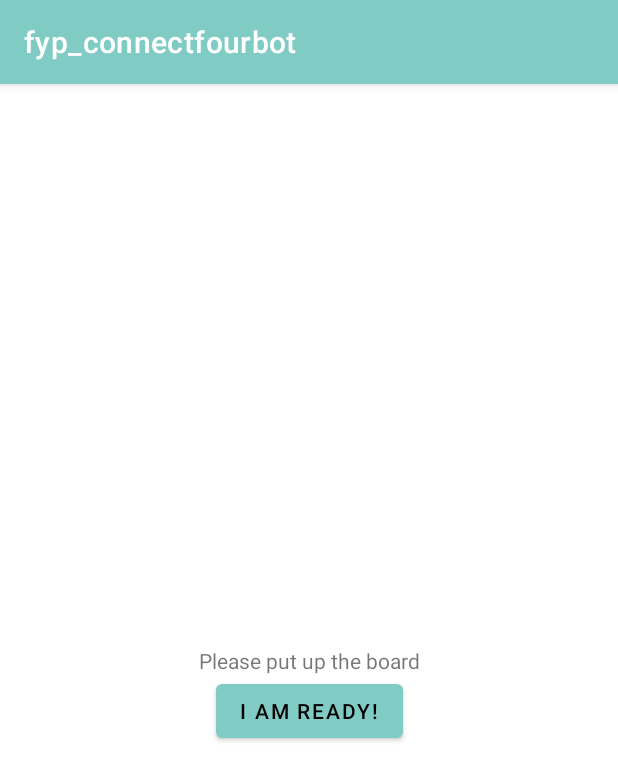
After one commit to hkucs-makerlab/Play-Connect4-with-Robotic-Arm-via-App, an Android app: the ReminderActivity screen opened directly, with no data from a screen before it, on a phone screen of 412 x 824 dp. The commit adds this screen. Shown: the top 781 px of the screen. Run offline under Robolectric (Android 15) with nearby library versions, the phone set to English and light mode, and no system bars.

Commit message:
[Alan] Added Reminder Activity

```diff
--- a/app/src/main/AndroidManifest.xml
+++ b/app/src/main/AndroidManifest.xml
@@ -16,7 +16,8 @@
         android:roundIcon="@mipmap/ic_launcher_round"
         android:supportsRtl="true"
         android:theme="@style/Theme.Fyp_connectfourbot">
-        <activity android:name=".ScoreBoardActivity"></activity>
+        <activity android:name=".ReminderActivity"></activity>
+        <activity android:name=".ScoreBoardActivity" />
         <activity android:name=".GameEndActivity" />
         <activity
             android:name=".SelectActivity"
--- /dev/null
+++ b/app/src/main/java/hk/hku/cs/fyp_connectfourbot/ReminderActivity.java
@@ -0,0 +1,54 @@
+package hk.hku.cs.fyp_connectfourbot;
+
+import androidx.appcompat.app.AppCompatActivity;
+
+import android.content.Intent;
+import android.os.Bundle;
+import android.view.View;
+import android.widget.Button;
+
+public class ReminderActivity extends AppCompatActivity {
+
+
+    Button readyButton;
+    public int player;
+    @Override
+    protected void onCreate(Bundle savedInstanceState) {
+        super.onCreate(savedInstanceState);
+        setContentView(R.layout.activity_reminder);
+        readyButton = findViewById(R.id.readyButton);
+        player = getIntent().getIntExtra("player", 0);
+
+    }
+
+    public void launchAutoActivity(View view) {
+//        Log.d(TAG, "Launch Auto Activity");
+        Intent autoModeAct = new Intent(this, AutoActivity.class);
+        autoModeAct.putExtra("player", player);
+        startActivity(autoModeAct);
+    }
+
+    @Override
+    public void onBackPressed(){
+        //Back to MainActivity instead of prevActivity
+
+        //Prompt
+//        builder.setMessage("Are you sure?").setTitle("ALERT").setPositiveButton("Yes", new DialogInterface.OnClickListener() {
+//            @Override
+//            public void onClick(DialogInterface arg0, int arg1) {
+//                Intent intent = new Intent(SelectActivity.this, MainActivity.class);
+//                intent.addFlags(Intent.FLAG_ACTIVITY_CLEAR_TOP);
+//                startActivity(intent);
+//                finish();
+//            }
+//
+//        }).setNegativeButton("Cancel", doNothing());
+//        AlertDialog dialog = builder.create();
+//        dialog.show();
+
+        Intent intent = new Intent(ReminderActivity.this, MainActivity.class);
+        intent.addFlags(Intent.FLAG_ACTIVITY_CLEAR_TOP);
+        startActivity(intent);
+        finish();
+    }
+}
--- /dev/null
+++ b/app/src/main/res/layout/activity_reminder.xml
@@ -0,0 +1,28 @@
+<?xml version="1.0" encoding="utf-8"?>
+<androidx.constraintlayout.widget.ConstraintLayout xmlns:android="http://schemas.android.com/apk/res/android"
+    xmlns:app="http://schemas.android.com/apk/res-auto"
+    xmlns:tools="http://schemas.android.com/tools"
+    android:layout_width="match_parent"
+    android:layout_height="match_parent"
+    tools:context=".ReminderActivity">
+
+    <TextView
+        android:id="@+id/Reminder"
+        android:layout_width="wrap_content"
+        android:layout_height="wrap_content"
+        android:text="Please put up the board"
+        app:layout_constraintBottom_toBottomOf="parent"
+        app:layout_constraintEnd_toEndOf="parent"
+        app:layout_constraintStart_toStartOf="parent"
+        app:layout_constraintTop_toTopOf="parent" />
+
+    <Button
+        android:id="@+id/readyButton"
+        android:layout_width="wrap_content"
+        android:layout_height="wrap_content"
+        android:text="I am ready!"
+        android:onClick="launchAutoActivity"
+        app:layout_constraintEnd_toEndOf="parent"
+        app:layout_constraintStart_toStartOf="parent"
+        app:layout_constraintTop_toBottomOf="@+id/Reminder" />
+</androidx.constraintlayout.widget.ConstraintLayout>
```
Also changed, not shown: app/src/main/java/hk/hku/cs/fyp_connectfourbot/SelectActivity.java (+6 -10 lines).
